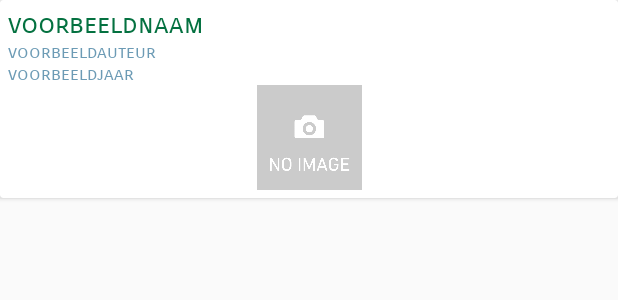
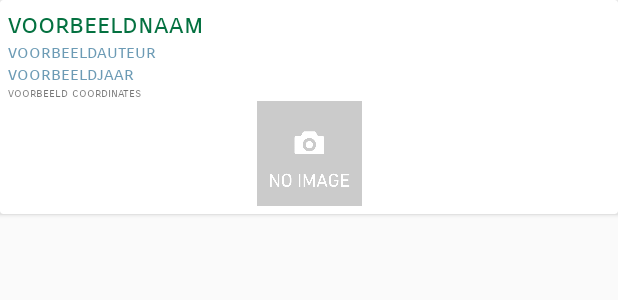
Before and after one commit to jaradeprest/StipJe-S-Trip, an Android app: the layout comic_row.xml on its own in the app's theme, with its tools: preview values and no code run, on a phone screen of 412 x 824 dp. Shown: the top 300 px of the screen. Run offline under Robolectric (Android 15) with nearby library versions, the phone set to English and light mode, and no system bars.

Commit message:
got the coordinates out of the dataset (JSONARRAY) Using these coordinates to fill 'coordinateLONG' and 'coordinateLAT' in Comic class.

```diff
--- a/app/src/main/java/chiel/jara/stipjestrip/MainActivity.java
+++ b/app/src/main/java/chiel/jara/stipjestrip/MainActivity.java
@@ -19,7 +19,7 @@ public class MainActivity extends AppCompatActivity {
     private View.OnClickListener nextListener = new View.OnClickListener() {
         @Override
         public void onClick(View v) {
-            Intent intent = new Intent(getApplicationContext(), MapActivity.class);
+            Intent intent = new Intent(getApplicationContext(), ListActivity.class);
             intent.setFlags(Intent.FLAG_ACTIVITY_CLEAR_TOP);
             startActivity(intent);
         }
--- a/app/src/main/java/chiel/jara/stipjestrip/util/ComicAdapter.java
+++ b/app/src/main/java/chiel/jara/stipjestrip/util/ComicAdapter.java
@@ -19,13 +19,14 @@ public class ComicAdapter extends RecyclerView.Adapter<ComicAdapter.ComicRowView
     }
 
     class ComicRowViewHolder extends RecyclerView.ViewHolder{
-        private TextView tvName, tvAuthor, tvYear;
+        private TextView tvName, tvAuthor, tvYear, tvCoordinates;
 
         public ComicRowViewHolder (@NonNull View itemView){
             super(itemView);
             tvName=itemView.findViewById(R.id.tv_row_name);
             tvAuthor=itemView.findViewById(R.id.tv_row_author);
             tvYear=itemView.findViewById(R.id.tv_row_year);
+            tvCoordinates=itemView.findViewById(R.id.tv_coordinates);
             //IMAGE ???
         }
     }
@@ -46,9 +47,12 @@ public class ComicAdapter extends RecyclerView.Adapter<ComicAdapter.ComicRowView
     public void onBindViewHolder(@NonNull ComicRowViewHolder comicRowViewHolder, int i) {
         Comic currentComic = comics.get(i);
         //instellen op viewholder
+        String coordinates = currentComic.getCoordinateLONG()+", "+currentComic.getCoordinateLAT();
+
         comicRowViewHolder.tvName.setText(currentComic.getName());
         comicRowViewHolder.tvAuthor.setText(currentComic.getAuthor());
         comicRowViewHolder.tvYear.setText(currentComic.getYear());
+        comicRowViewHolder.tvCoordinates.setText(coordinates);
     }
 
     @Override
--- a/app/src/main/res/layout/comic_row.xml
+++ b/app/src/main/res/layout/comic_row.xml
@@ -35,6 +35,13 @@
             android:textSize="12sp"
             tools:text="voorbeeldjaar" />
 
+        <TextView
+            android:id="@+id/tv_coordinates"
+            android:layout_width="match_parent"
+            android:layout_height="wrap_content"
+            android:textSize="8sp"
+            tools:text="voorbeeld coordinates" />
+
         <ImageView
             android:id="@+id/iv_row_image"
             android:layout_width="match_parent"
```
Also changed, not shown: app/src/main/java/chiel/jara/stipjestrip/model/Comic.java (+6 -6 lines), app/src/main/java/chiel/jara/stipjestrip/util/ComicHandler.java (+18 -2 lines).
